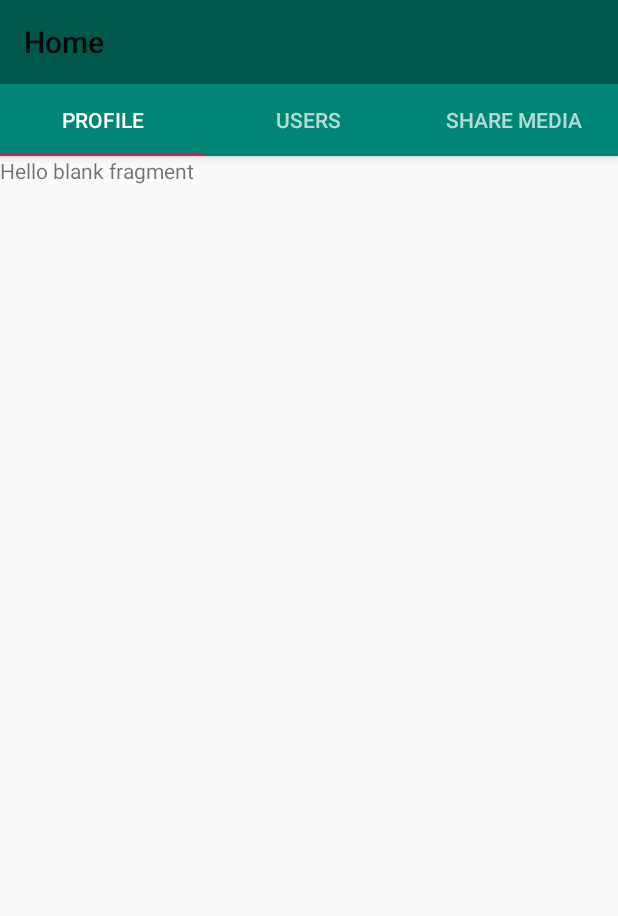
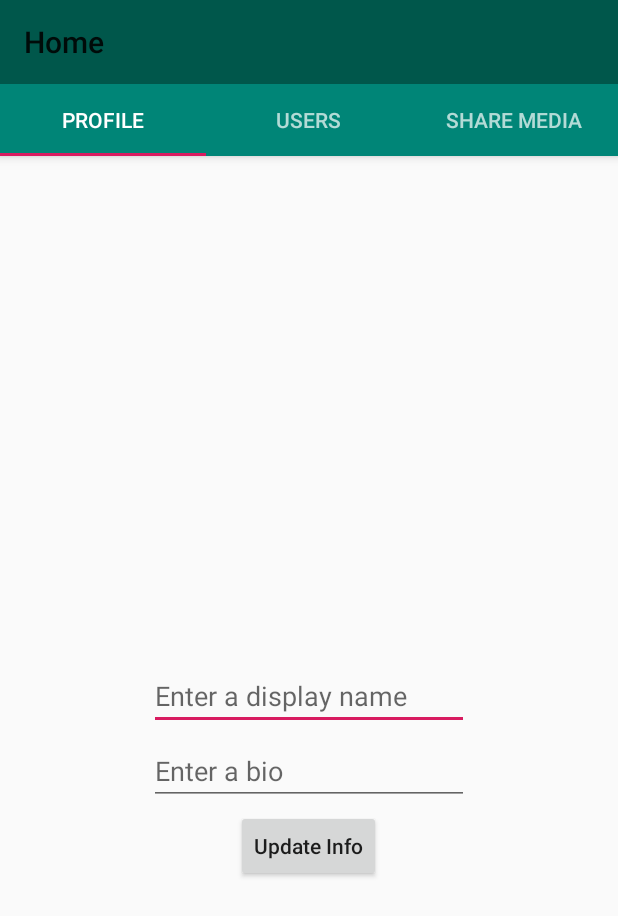
Before and after one commit to RyanPerera/SocialMediaApp, an Android app: the ProfileTab screen opened directly, with no data from a screen before it, on a phone screen of 412 x 824 dp. Shown: the top 916 px of the screen. Run offline under Robolectric (Android 15) with nearby library versions, the phone set to English and light mode, and no system bars; libraries missing offline, so code that uses them is left out: com.parse, com.shashank.sony; 6 statements that could not run were skipped.

Commit message:
Can now see list of other users in Users tab

```diff
--- a/app/src/main/AndroidManifest.xml
+++ b/app/src/main/AndroidManifest.xml
@@ -4,6 +4,7 @@
 
     <uses-permission android:name="android.permission.ACCESS_NETWORK_STATE" />
     <uses-permission android:name="android.permission.INTERNET" />
+    <uses-permission android:name="android.permission.READ_EXTERNAL_STORAGE" />
 
     <application
         android:name=".App"
--- a/app/src/main/java/com/example/socialmediaapp/ProfileTab.java
+++ b/app/src/main/java/com/example/socialmediaapp/ProfileTab.java
@@ -5,14 +5,24 @@ import android.os.Bundle;
 import android.view.LayoutInflater;
 import android.view.View;
 import android.view.ViewGroup;
+import android.widget.Button;
+import android.widget.EditText;
 
 import androidx.fragment.app.Fragment;
+
+import com.parse.ParseException;
+import com.parse.ParseUser;
+import com.parse.SaveCallback;
+import com.shashank.sony.fancytoastlib.FancyToast;
 
 
 /**
  * A simple {@link Fragment} subclass.
  */
 public class ProfileTab extends Fragment {
+
+    private EditText edtDisplayName, edtBio;
+    private Button btnUpdateInfo;
 
 
     public ProfileTab() {
@@ -24,7 +34,47 @@ public class ProfileTab extends Fragment {
     public View onCreateView(LayoutInflater inflater, ViewGroup container,
                              Bundle savedInstanceState) {
         // Inflate the layout for this fragment
-        return inflater.inflate(R.layout.fragment_profile_tab, container, false);
+        View view = inflater.inflate(R.layout.fragment_profile_tab, container, false);
+
+        edtDisplayName = view.findViewById(R.id.edtDisplayName);
+        edtBio = view.findViewById(R.id.edtBio);
+
+        btnUpdateInfo = view.findViewById(R.id.btnUpdateInfo);
+
+        final ParseUser parseUser =  ParseUser.getCurrentUser();
+
+        // Show previously inputted User information
+        if (parseUser.get("displayName") == null){
+            edtDisplayName.setText("");
+        } else {
+            edtDisplayName.setText(parseUser.get("displayName").toString());
+        }
+        if (parseUser.get("bio") == null){
+            edtBio.setText("");
+        } else {
+            edtBio.setText(parseUser.get("bio").toString());
+        }
+
+        // Update User information
+        btnUpdateInfo.setOnClickListener(new View.OnClickListener() {
+            @Override
+            public void onClick(View view) {
+                parseUser.put("displayName", edtDisplayName.getText().toString());
+                parseUser.put("bio", edtBio.getText().toString());
+                parseUser.saveInBackground(new SaveCallback() {
+                    @Override
+                    public void done(ParseException e) {
+                        if (e==null) {
+                            FancyToast.makeText(getContext(), "Profile updated successfully!", FancyToast.LENGTH_LONG, FancyToast.SUCCESS, false).show();
+                        } else{
+                            FancyToast.makeText(getContext(), e.getMessage(), FancyToast.LENGTH_SHORT, FancyToast.ERROR, false).show();
+
+                        }
+                    }
+                });
+                }
+        });
+        return view;
     }
 
 }
--- a/app/src/main/java/com/example/socialmediaapp/UsersTab.java
+++ b/app/src/main/java/com/example/socialmediaapp/UsersTab.java
@@ -5,8 +5,19 @@ import android.os.Bundle;
 import android.view.LayoutInflater;
 import android.view.View;
 import android.view.ViewGroup;
+import android.widget.ArrayAdapter;
+import android.widget.ListView;
+import android.widget.TextView;
 
 import androidx.fragment.app.Fragment;
+
+import com.parse.FindCallback;
+import com.parse.ParseException;
+import com.parse.ParseQuery;
+import com.parse.ParseUser;
+
+import java.util.ArrayList;
+import java.util.List;
 
 
 /**
@@ -14,6 +25,9 @@ import androidx.fragment.app.Fragment;
  */
 public class UsersTab extends Fragment {
 
+    private ListView listView;
+    private ArrayList arrayList;
+    private ArrayAdapter arrayAdapter;
 
     public UsersTab() {
         // Required empty public constructor
@@ -24,7 +38,34 @@ public class UsersTab extends Fragment {
     public View onCreateView(LayoutInflater inflater, ViewGroup container,
                              Bundle savedInstanceState) {
         // Inflate the layout for this fragment
-        return inflater.inflate(R.layout.fragment_users_tab, container, false);
+        View view = inflater.inflate(R.layout.fragment_users_tab, container, false);
+
+        listView = view.findViewById(R.id.listView);
+        arrayList = new ArrayList();
+        arrayAdapter = new ArrayAdapter(getContext(), android.R.layout.simple_list_item_1, arrayList);
+
+        final TextView txtLoadingUsers = view.findViewById(R.id.txtLoadingUsers);
+
+        ParseQuery<ParseUser> parseQuery = ParseUser.getQuery();
+        parseQuery.whereNotEqualTo("displayName", ParseUser.getCurrentUser().getUsername());
+        parseQuery.findInBackground(new FindCallback<ParseUser>() {
+            @Override
+            public void done(List<ParseUser> objects, ParseException e) {
+                if (e==null){
+                    if (objects.size() > 0){
+                        for (ParseUser user : objects){
+                            arrayList.add(user.getUsername());
+                        }
+
+                        listView.setAdapter(arrayAdapter);
+                        txtLoadingUsers.setVisibility(View.INVISIBLE);
+                        listView.setVisibility(View.VISIBLE);
+                    }
+                }
+            }
+        });
+
+        return view;
     }
 
 }
--- a/app/src/main/res/layout/fragment_profile_tab.xml
+++ b/app/src/main/res/layout/fragment_profile_tab.xml
@@ -5,10 +5,33 @@
     android:layout_height="match_parent"
     tools:context=".ProfileTab">
 
-    <!-- TODO: Update blank fragment layout -->
-    <TextView
-        android:layout_width="match_parent"
-        android:layout_height="match_parent"
-        android:text="@string/hello_blank_fragment" />
+    <EditText
+        android:id="@+id/edtDisplayName"
+        android:layout_width="wrap_content"
+        android:layout_height="wrap_content"
+        android:layout_gravity="center_horizontal|center_vertical"
+        android:ems="10"
+        android:gravity="center_vertical"
+        android:hint="Enter a display name"
+        android:inputType="textPersonName" />
+
+    <EditText
+        android:id="@+id/edtBio"
+        android:layout_width="wrap_content"
+        android:layout_height="wrap_content"
+        android:layout_gravity="center_horizontal|center_vertical"
+        android:ems="10"
+        android:hint="Enter a bio"
+        android:inputType="textPersonName"
+        android:translationY="50dp" />
+
+    <Button
+        android:id="@+id/btnUpdateInfo"
+        android:layout_width="wrap_content"
+        android:layout_height="wrap_content"
+        android:layout_gravity="center"
+        android:text="Update Info"
+        android:textAllCaps="false"
+        android:translationY="100dp" />
 
 </FrameLayout>
```
Also changed, not shown: app/src/main/res/layout/fragment_users_tab.xml (+25 -5 lines).
